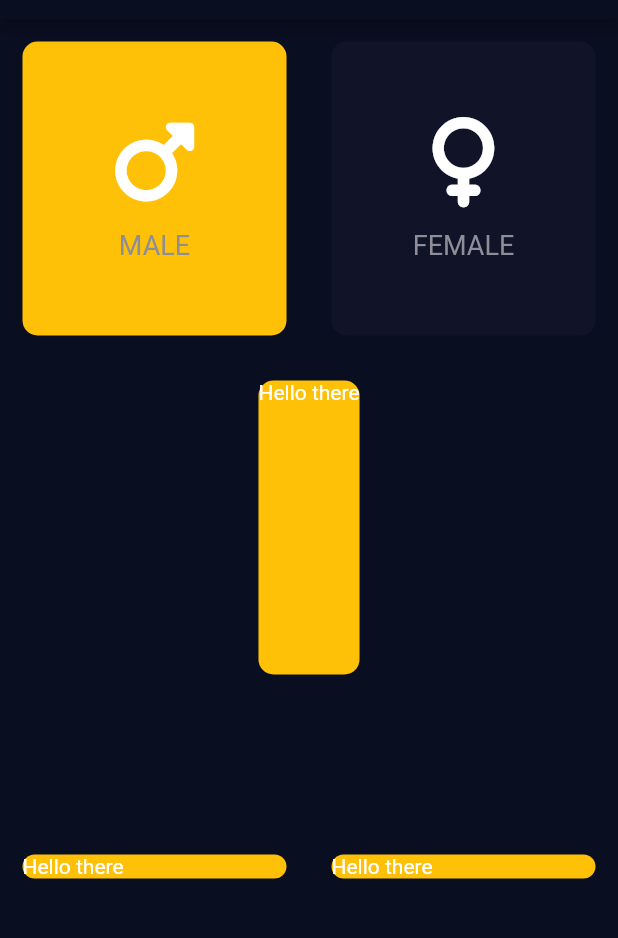
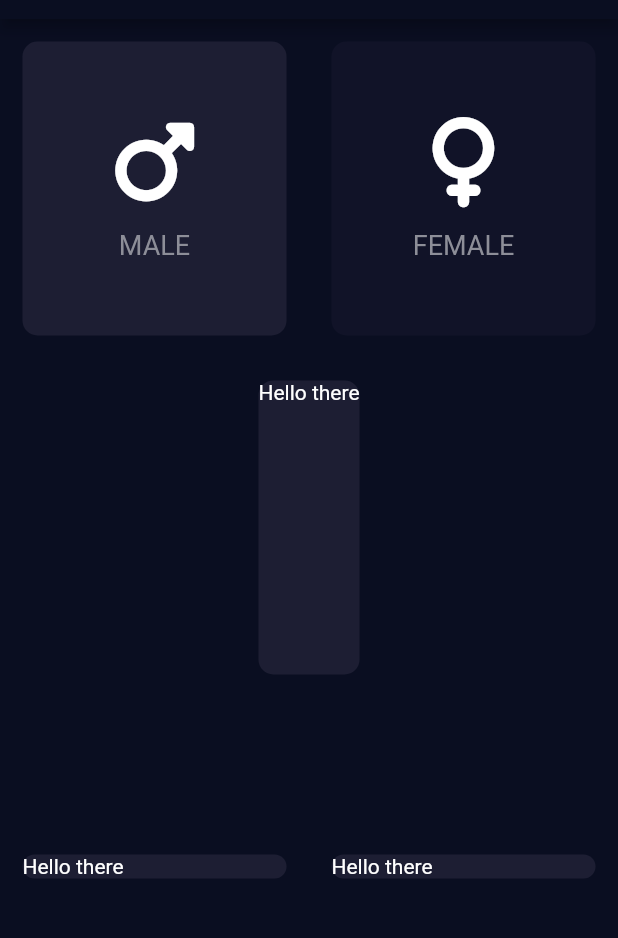
Before and after one commit to Himal-Thapa1/BMI_Calculator_htm_flutter, a Flutter app: the screen it shows after launch, after a tap on "MALE", on a phone screen of 412 x 824 dp, the part 65-1003 px from its top. Run offline on Flutter 3.47's test engine with Material 2 defaults, Android fonts, the phone set to English and light mode, and no system bars; our stand-ins replace font_awesome_flutter.

Commit message:
now the gender button works

```diff
--- a/lib/input_page.dart
+++ b/lib/input_page.dart
@@ -4,8 +4,8 @@ import 'reusable_card.dart';
 import 'icon_content.dart';
 
 const bottomContainerHeight = 80.0;
-// const activeCardColor = Color(0xFF1D1E33);
-const activeCardColor = Colors.amber;
+const activeCardColor = Color(0xFF1D1E33);
+// const activeCardColor = Colors.amber;
 const bottomContainerColor = Color(0xFFEB1555);
 const inactiveCardColor = Color(0xFF111328);
 
@@ -26,8 +26,16 @@ class _InputPageState extends State<InputPage> {
         femaleCardColor = inactiveCardColor;
       }
       else{
+        maleCardColor = inactiveCardColor;
+      }
+    }
+    else{
+      if(femaleCardColor == inactiveCardColor){
         femaleCardColor = activeCardColor;
         maleCardColor = inactiveCardColor;
+      }
+      else{
+        femaleCardColor = inactiveCardColor;
       }
     }
   }
```
